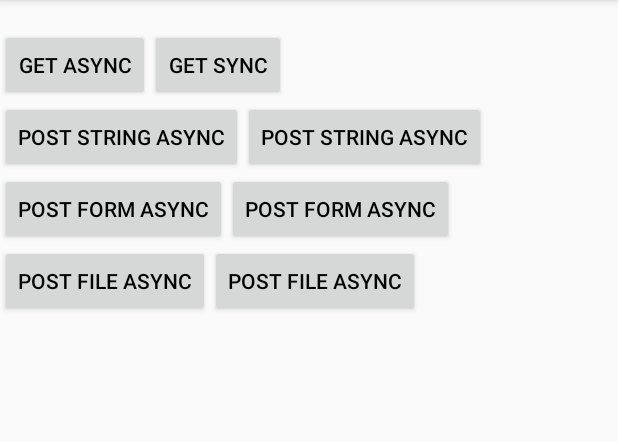
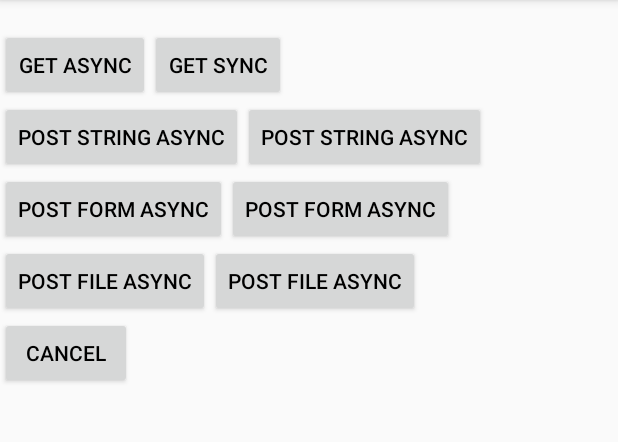
Before and after one commit to dongzhong/OkHttpUtil, an Android app: the screen it shows after launch (MainActivity), on a phone screen of 412 x 824 dp, the part 84-526 px from its top. Run offline under Robolectric (Android 15) with nearby library versions, the phone set to English and light mode, and no system bars.

Commit message:
新增取消请求cancelTag方法

```diff
--- a/okhttputiltest/src/main/java/dongzhong/okhttputiltest/MainActivity.java
+++ b/okhttputiltest/src/main/java/dongzhong/okhttputiltest/MainActivity.java
@@ -16,6 +16,8 @@ import okhttp3.Call;
 import okhttp3.Response;
 
 public class MainActivity extends AppCompatActivity implements View.OnClickListener {
+    private static final String TAG = "test";
+
     private TextView textView;
     private Button getAsyncButton;
     private Button getSyncButton;
@@ -25,6 +27,8 @@ public class MainActivity extends AppCompatActivity implements View.OnClickListe
     private Button postFormSyncButton;
     private Button postFileAsyncButton;
     private Button postFileSyncButton;
+
+    private Button cancelButton;
 
     @Override
     protected void onCreate(Bundle savedInstanceState) {
@@ -52,6 +56,8 @@ public class MainActivity extends AppCompatActivity implements View.OnClickListe
         postFileAsyncButton.setOnClickListener(this);
         postFileSyncButton = (Button) findViewById(R.id.post_file_sync_button);
         postFileSyncButton.setOnClickListener(this);
+        cancelButton = (Button) findViewById(R.id.cancel_button);
+        cancelButton.setOnClickListener(this);
     }
 
     @Override
@@ -134,6 +140,7 @@ public class MainActivity extends AppCompatActivity implements View.OnClickListe
             case R.id.post_form_async_button:
                 OkHttpUtil.getInstance()
                         .postForm()
+                        .tag(TAG)
                         .url("https://nlp.flwrobot.com/robot/ner/add.do")
                         .addParam("sr_session", "")
                         .addParam("ner_key", "name:location")
@@ -182,6 +189,10 @@ public class MainActivity extends AppCompatActivity implements View.OnClickListe
                 break;
             case R.id.post_file_sync_button:
                 break;
+            case R.id.cancel_button:
+                OkHttpUtil.getInstance()
+                        .cancelTag(TAG);
+                break;
             default:
                 break;
         }
--- a/okhttputiltest/src/main/res/layout/activity_main.xml
+++ b/okhttputiltest/src/main/res/layout/activity_main.xml
@@ -103,6 +103,13 @@
 
             </LinearLayout>
 
+            <Button
+                android:id="@+id/cancel_button"
+                android:layout_width="wrap_content"
+                android:layout_height="wrap_content"
+                android:textColor="#000"
+                android:text="Cancel" />
+
         </LinearLayout>
 
     </LinearLayout>
```
Also changed, not shown: OkHttpUtil/src/main/java/dongzhong/okhttputil/OkHttpUtil.java (+32 -0 lines).
